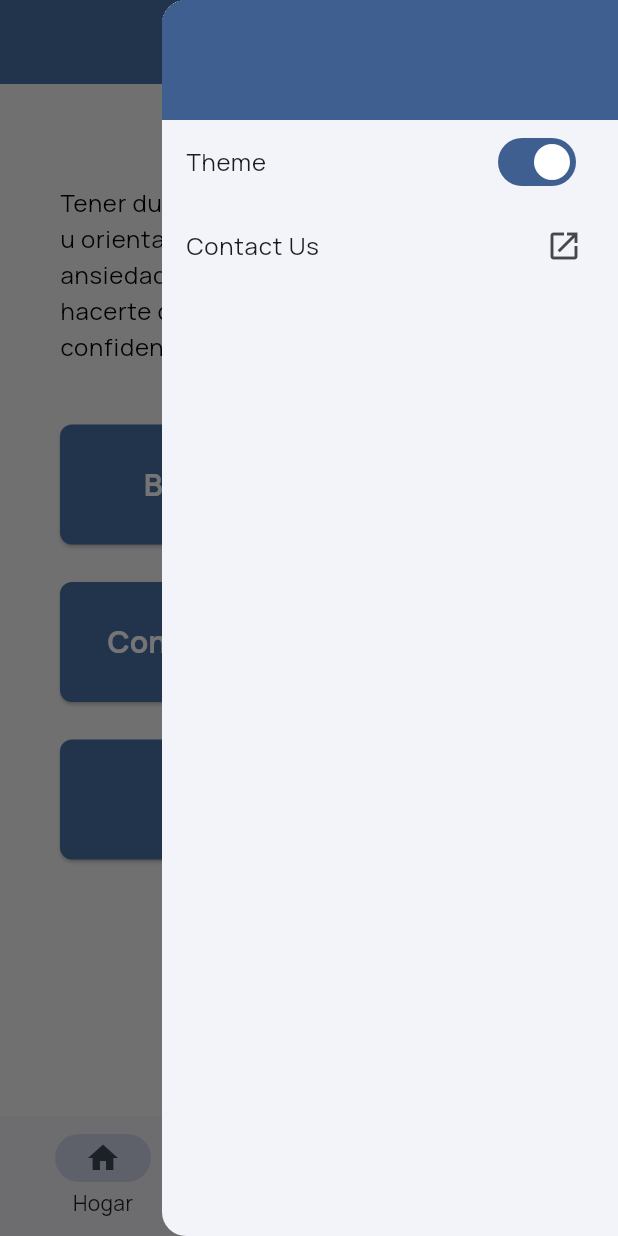
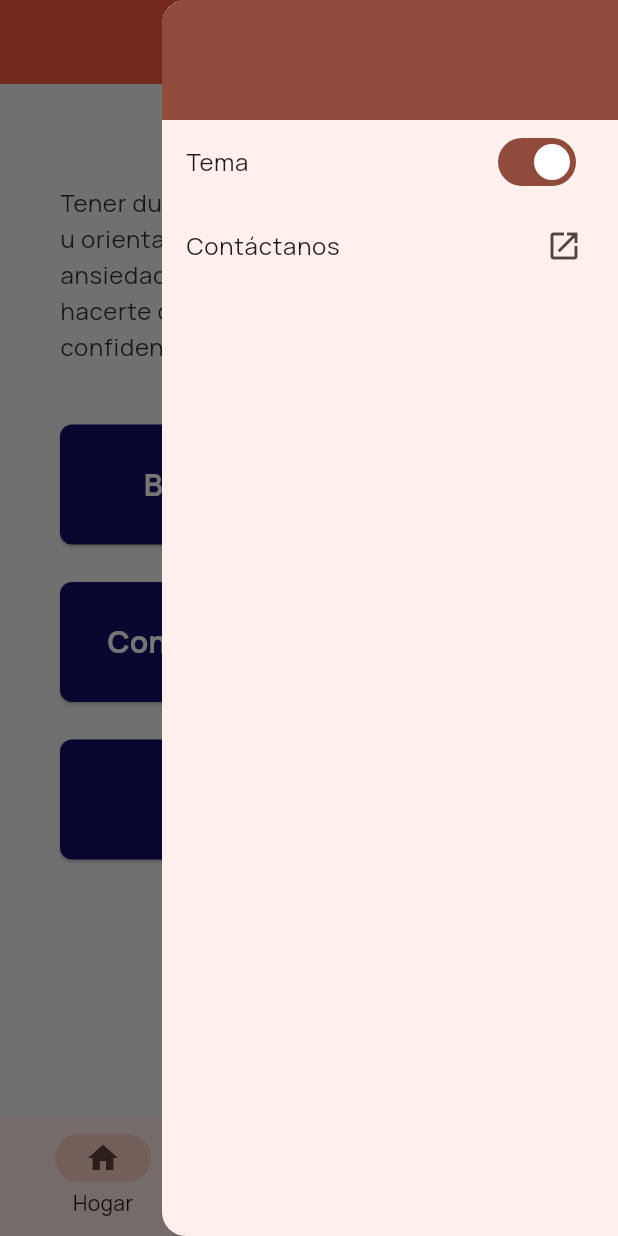
Before and after one commit to KatherineBR/Trevor-App-Public, a Flutter app: the screen it shows after launch, after a tap on the "settings" icon, on a phone screen of 412 x 824 dp. Run offline on Flutter 3.47's test engine with Material 3 defaults, Android fonts, the light colour scheme and no system bars; our stand-ins replace cloud_firestore, firebase_core, geolocator, webview_flutter; accounts and stored records are empty; generated files the repository leaves out were written again.

Commit message:
added theme and contact us in arb files

```diff
--- a/lib/l10n/app_en.arb
+++ b/lib/l10n/app_en.arb
@@ -33,5 +33,7 @@
   "blogs" : "Blogs",
   "blogsDescription" : " Read inspiring stories and updates",
   "communication" : "Communication",
-  "app" : "App"
+  "app" : "App",
+  "contactUs" : "Contact us",
+  "theme" : "Theme"
 }
--- a/lib/l10n/app_es.arb
+++ b/lib/l10n/app_es.arb
@@ -35,5 +35,7 @@
   "blogsDescription": "Lee historias inspiradoras y actualizaciones",
   "communication": "Comunicación",
   "app": "Aplicación",
-  "resourceCardDescription" : "Una colección de recursos útiles."
+  "resourceCardDescription" : "Una colección de recursos útiles.",
+  "contactUs" : "Contáctanos",
+  "theme" : "Tema"
 }
--- a/lib/main.dart
+++ b/lib/main.dart
@@ -31,7 +31,7 @@ class _MyAppState extends State<MyApp> {
   @override
   Widget build(BuildContext context) {
     return MaterialApp(
-      theme: _useDefaultTheme ? AppTheme.getTheme() : AppTheme.getAlternativeTheme(),
+      theme: _useDefaultTheme ?AppTheme.getAlternativeTheme() : AppTheme.getTheme()  ,
       // loads localized resources
       localizationsDelegates: [
         AppLocalizations.delegate,
--- a/lib/settingsdrawer.dart
+++ b/lib/settingsdrawer.dart
@@ -1,6 +1,8 @@
 import 'package:flutter/material.dart';
 import 'webview_controller.dart';
 import 'theme.dart';
+import 'package:flutter_localizations/flutter_localizations.dart';
+import 'package:flutter_gen/gen_l10n/app_localizations.dart';
 
 class SettingsDrawer extends StatefulWidget {
   final Function(bool) onThemeChanged;
@@ -21,11 +23,12 @@ class _SettingsDrawerState extends State<SettingsDrawer> {
     super.didChangeDependencies();
     // Compare with the theme from AppTheme.getTheme() instead of hardcoding
     final defaultThemeColor = AppTheme.getTheme().primaryColor;
-    isDefaultTheme = Theme.of(context).primaryColor == defaultThemeColor;
+    isDefaultTheme = Theme.of(context).primaryColor != defaultThemeColor;
   }
 
   @override
   Widget build(BuildContext context) {
+    final localizations = AppLocalizations.of(context)!;
     final theme = Theme.of(context);
     return Drawer(
       child: ListView(
@@ -36,7 +39,7 @@ class _SettingsDrawerState extends State<SettingsDrawer> {
             decoration: BoxDecoration(color: theme.colorScheme.primary),
           ),
           SwitchListTile(
-            title: const Text('Theme'),
+            title: Text(localizations.theme),
             value: isDefaultTheme,
             onChanged: (bool newValue) {
               setState(() {
@@ -46,7 +49,7 @@ class _SettingsDrawerState extends State<SettingsDrawer> {
             },
           ),
           ListTile(
-            title: const Text('Contact Us'),
+            title: Text(localizations.contactUs),
             trailing: const Icon(Icons.open_in_new),
             onTap: () {
               Navigator.push(
```
